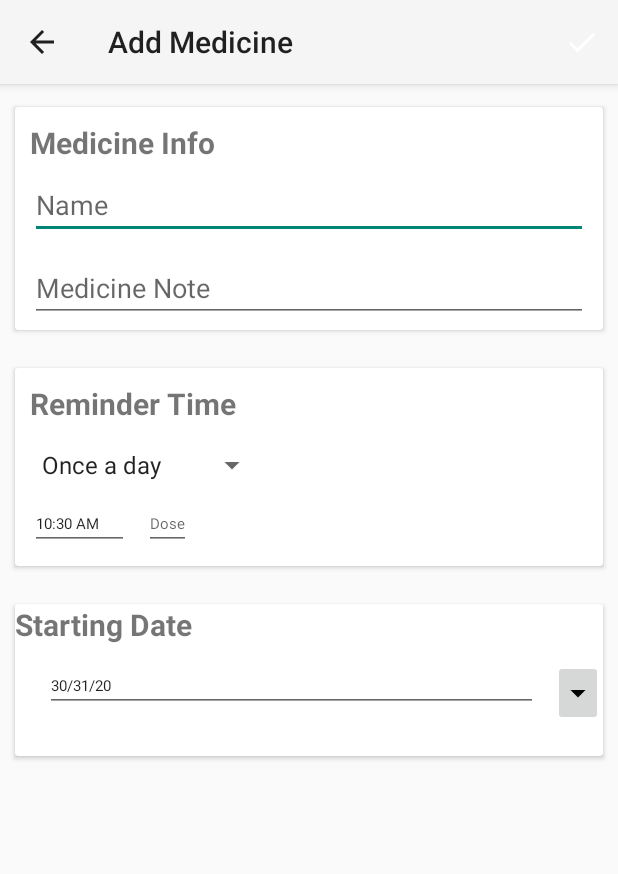
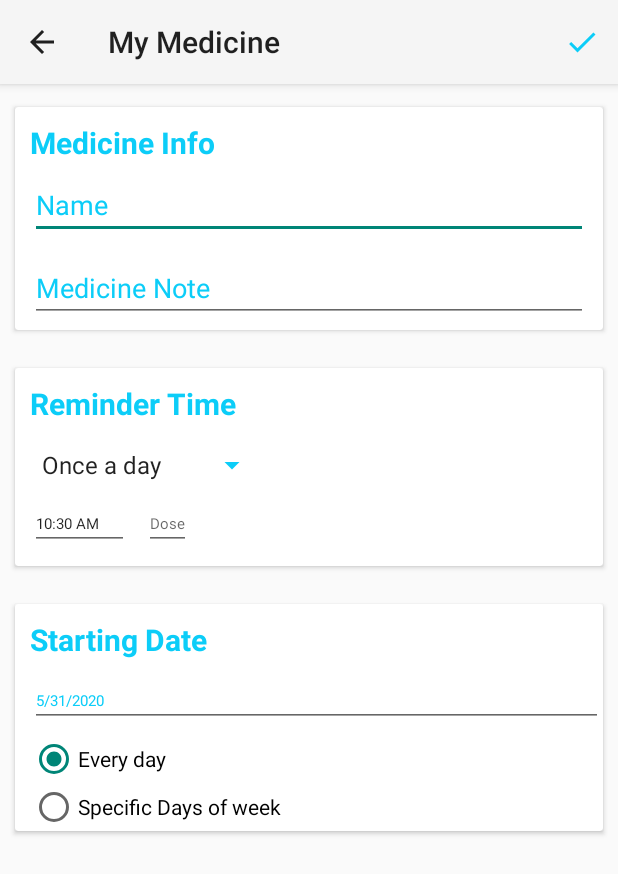
Before and after one commit to maiajam/MedcineAlram, an Android app: the AddMedcine screen opened directly, with no data from a screen before it, on a phone screen of 412 x 824 dp. Shown: the top 874 px of the screen. Run offline under Robolectric (Android 15) with nearby library versions, the phone set to English and light mode, and no system bars.

Commit message:
bug fixing

```diff
--- a/app/src/main/java/com/example/maiajam/medcinealram/helper/HelperMethodes.java
+++ b/app/src/main/java/com/example/maiajam/medcinealram/helper/HelperMethodes.java
@@ -46,11 +46,12 @@ public class HelperMethodes {
         DisplayMetrics displayMetrics = resources.getDisplayMetrics();
         Configuration con = resources.getConfiguration();
         con.locale = locale;
+        con.setLayoutDirection(locale);
         resources.updateConfiguration(con, displayMetrics);
+
     }
 
     public static void notifyMyAboutTheMedcine(Context context,String med_name,String med_note,String med_Dose) {
-
 
         String chanelId = "10";
 
--- a/app/src/main/java/com/example/maiajam/medcinealram/ui/AddMedcine.java
+++ b/app/src/main/java/com/example/maiajam/medcinealram/ui/AddMedcine.java
@@ -78,7 +78,6 @@ public class AddMedcine extends AppCompatActivity implements TimeDoseDialge.Alar
 
             startDate.setText(sf.format(c.getTime()).toString());
 
-
         }
     };
 
@@ -123,10 +122,9 @@ public class AddMedcine extends AppCompatActivity implements TimeDoseDialge.Alar
 
         if (med_Id == 0) {
             FirstAlarma.setText(new SimpleDateFormat("hh:mm a").format(Calendar.getInstance().getTime()));
-
             SecondAlarm.setText(new SimpleDateFormat("hh:mm a").format(getSecondeAlaram(NoTime)));
             ThirdAlarm.setText(new SimpleDateFormat("hh:mm a").format(getThirdAlaram()));
-            startDate.setText(new SimpleDateFormat("mm/dd/yy").format(Calendar.getInstance().getTime()).toString());
+            startDate.setText(new SimpleDateFormat("M/dd/yyyy").format(Calendar.getInstance().getTime()).toString());
 
           /*  Med_FDose.setText("1");
             Med_ThDose.setText("2");
--- a/app/src/main/res/drawable/ic_done.xml
+++ b/app/src/main/res/drawable/ic_done.xml
@@ -5,5 +5,5 @@
         android:viewportHeight="24.0">
     <path
         android:pathData="M9,16.2L4.8,12l-1.4,1.4L9,19 21,7l-1.4,-1.4L9,16.2z"
-        android:fillColor="#FFFFFF"/>
+        android:fillColor="@color/colorAccent"/>
 </vector>
--- a/app/src/main/res/layout/activity_add_medcine.xml
+++ b/app/src/main/res/layout/activity_add_medcine.xml
@@ -34,6 +34,7 @@
                     android:layout_marginRight="10dp"
                     android:text="@string/label_medcineInfo"
                     android:textSize="20sp"
+                    android:textColor="@color/colorAccent"
                     android:textStyle="bold" />
 
                 <EditText
@@ -43,7 +44,9 @@
                     android:layout_marginLeft="10dp"
                     android:layout_marginTop="5dp"
                     android:layout_marginRight="10dp"
-                    android:hint="@string/MedcineName" />
+                    android:hint="@string/MedcineName"
+                    android:textColor="@color/colorAccent"
+                    android:textColorHint="@color/colorAccent"/>
 
                 <EditText
                     android:id="@+id/ed_medNote"
@@ -53,6 +56,8 @@
                     android:layout_marginTop="10dp"
                     android:layout_marginRight="10dp"
                     android:layout_marginBottom="5dp"
+                    android:textColor="@color/colorAccent"
+                    android:textColorHint="@color/colorAccent"
                     android:hint="@string/MedcineNote" />
             </LinearLayout>
         </androidx.cardview.widget.CardView>
@@ -78,6 +83,8 @@
                     android:layout_marginTop="10dp"
                     android:layout_marginRight="10dp"
                     android:text="@string/RemAt"
+                    android:textColor="@color/colorAccent"
+                    android:textColorHint="@color/colorAccent"
                     android:textSize="20sp"
                     android:textStyle="bold" />
 
@@ -88,6 +95,7 @@
                     android:layout_height="wrap_content"
                     android:layout_marginLeft="10dp"
                     android:layout_marginTop="15dp"
+                    android:backgroundTint="@color/colorAccent"
                     android:entries="@array/day_time" />
 
                 <LinearLayout
@@ -197,13 +205,17 @@
                     android:layout_height="wrap_content"
                     android:text="@string/startFrom"
                     android:textSize="20sp"
+                    android:textColor="@color/colorAccent"
+                    android:textColorHint="@color/colorAccent"
+                    android:layout_marginLeft="10dp"
+                    android:layout_marginTop="10dp"
                     android:textStyle="bold" />
 
 
                 <LinearLayout
                     android:layout_width="match_parent"
                     android:layout_height="wrap_content"
-                    android:layout_marginLeft="10dp"
+                    android:layout_marginStart="10dp"
                     android:layout_marginTop="10dp"
                     android:orientation="horizontal">
 
@@ -211,8 +223,9 @@
                         android:id="@+id/startPiker_Time"
                         android:layout_width="match_parent"
                         android:layout_height="wrap_content"
-                        android:layout_marginLeft="10dp"
                         android:layout_weight="3"
+                        android:textColor="@color/colorAccent"
+                        android:textColorHint="@color/colorAccent"
                         android:clickable="true"
                         android:textSize="10sp" />
 
@@ -224,6 +237,9 @@
                         android:layout_marginStart="10dp"
                         android:layout_marginTop="20dp"
                         android:layout_weight="1"
+                        android:visibility="gone"
+                        android:textColor="@color/colorAccent"
+                        android:textColorHint="@color/colorAccent"
                         android:src="@drawable/ic_dropdown" />
 
                 </LinearLayout>
@@ -234,7 +250,7 @@
                     android:layout_height="wrap_content"
                     android:layout_marginLeft="10dp"
                     android:layout_marginTop="5dp"
-                    android:visibility="gone">
+                    android:visibility="visible">
 
                     <RadioButton
                         android:id="@+id/ch_everyDay"
--- a/app/src/main/res/values/colors.xml
+++ b/app/src/main/res/values/colors.xml
@@ -1,6 +1,6 @@
 <?xml version="1.0" encoding="utf-8"?>
 <resources>
-    <color name="colorPrimary">#3F51B5</color>
+    <color name="colorPrimary">#0CCDF8</color>
     <color name="colorPrimaryDark">#0CCDF8</color>
     <color name="colorAccent">#0CCDF8</color>
     <color name="whiteColor">#ffffff</color>
--- a/app/src/main/res/values/strings.xml
+++ b/app/src/main/res/values/strings.xml
@@ -1,5 +1,5 @@
 <resources>
-    <string name="app_name">MedcineAlram</string>
+    <string name="app_name">My Medicine</string>
 
     <string name="navigation_drawer_open">Open navigation drawer</string>
     <string name="navigation_drawer_close">Close navigation drawer</string>
@@ -14,12 +14,12 @@
     <string name="startFrom">Starting Date</string>
     <string name="done">Done</string>
     <string name="startAT">Starting hour</string>
-    <string name="ENTerData">please enter all the data about the medcne</string>
-    <string name="doneAdded">your medcine has been added succesfully</string>
+    <string name="ENTerData">please enter all the data about the Medicine</string>
+    <string name="doneAdded">your medicine has been added successfully</string>
 
 
     <string-array name="type">
-        <item>frequancy</item>
+        <item>frequency</item>
         <item>Interval</item>
     </string-array>
 
@@ -44,7 +44,7 @@
         <item>Every 3 hours</item>
 
     </string-array>
-    <string name="title_activity_add__medcine">Add Medicine</string>
+    <string name="title_activity_add__medcine">My Medicine</string>
     <string name="title_main">My Medicine</string>
     <string name="large_text">
         "Material is the metaphor.\n\n"
```
Also changed, not shown: app/src/main/res/layout/recrow.xml (+7 -3 lines), 1 other file.
